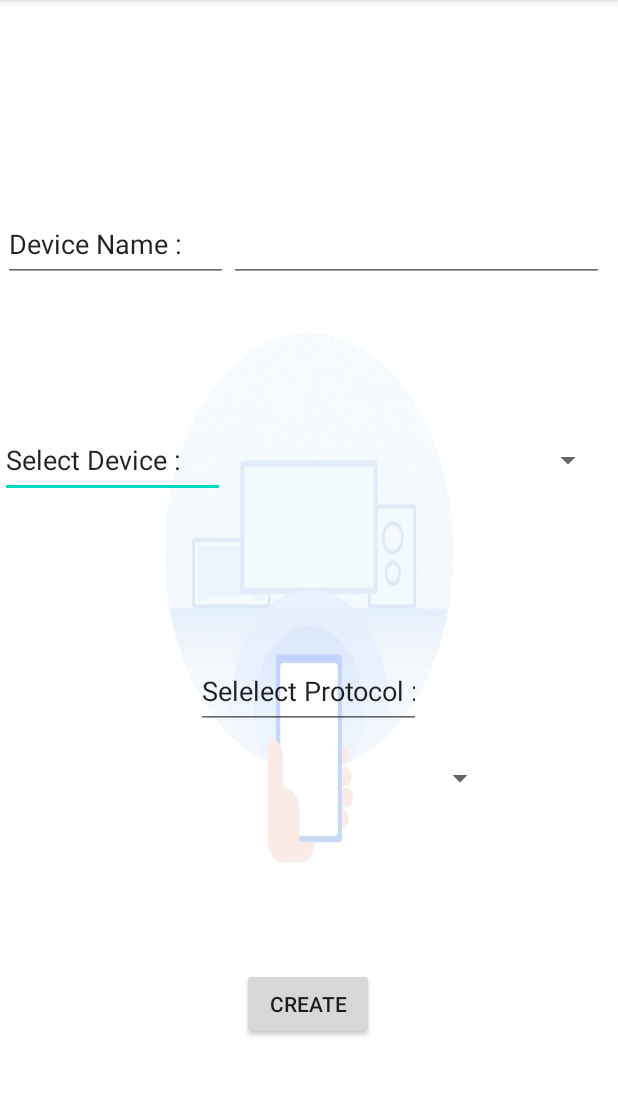
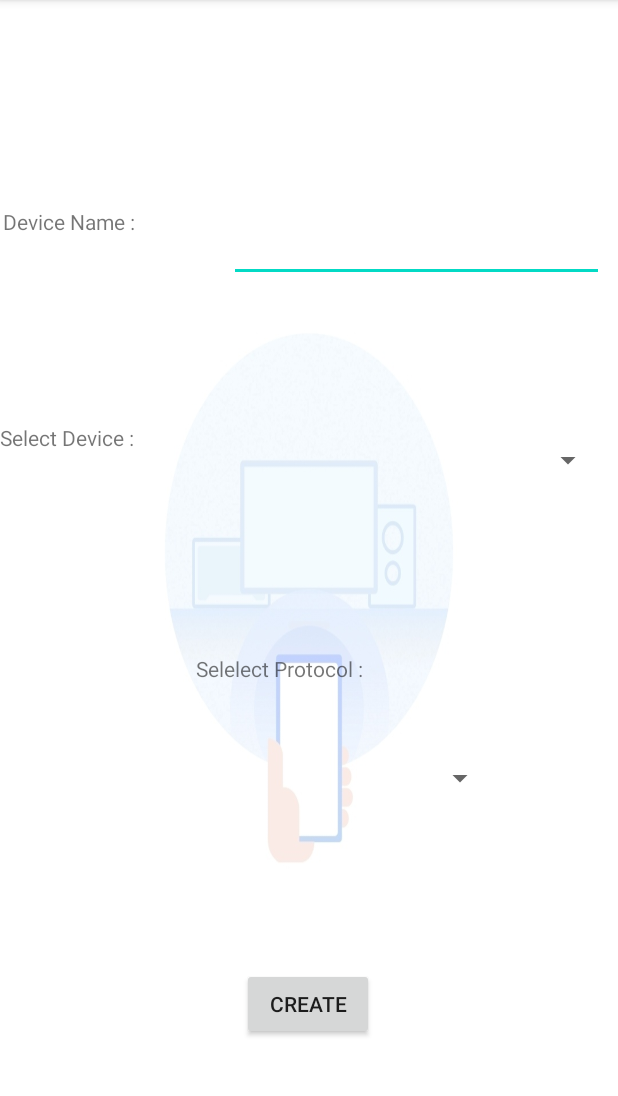
Before and after one commit to harithmanoj/Universal-IR-Remote-Android, an Android app: the AddRemote screen opened directly, with no data from a screen before it, on a phone screen of 412 x 824 dp, the part 84-1180 px from its top. Run offline under Robolectric (Android 15) with nearby library versions, the phone set to English and light mode, and no system bars; plain views replace SearchableSpinner; 2 statements that could not run were skipped.

Commit message:
Apply suggestions from code review : changed from edit text to static text
EditText was used for static text, now changed to TextView

```diff
--- a/app/src/main/res/layout/activity_add_remote.xml
+++ b/app/src/main/res/layout/activity_add_remote.xml
@@ -26,7 +26,7 @@
     android:background="@drawable/back"
     tools:context=".AddRemote">
 
-    <EditText
+    <TextView
         android:id="@+id/textViewDeviceSelect"
         android:layout_width="150dp"
         android:layout_height="50dp"
@@ -67,7 +67,7 @@
         app:layout_constraintTop_toTopOf="parent"
         app:layout_constraintVertical_bias="0.818" />
 
-    <EditText
+    <TextView
         android:id="@+id/textViewProtocolSelect"
         android:layout_width="150dp"
         android:layout_height="50dp"
@@ -93,7 +93,7 @@
         app:layout_constraintTop_toTopOf="parent"
         app:layout_constraintVertical_bias="0.393" />
 
-    <EditText
+    <TextView
         android:id="@+id/textViewName"
         android:layout_width="150dp"
         android:layout_height="50dp"
```
